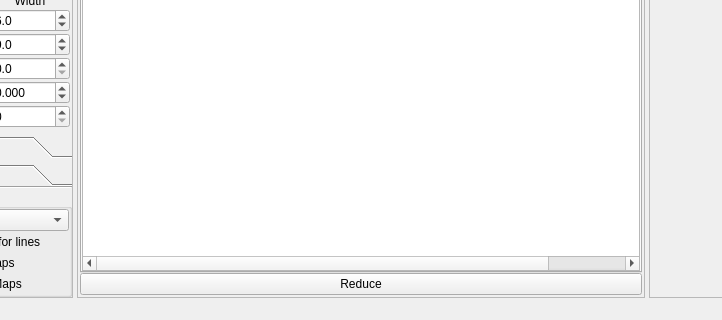
Old version of the form designer/main_window.ui in the repository aglavic/quicknxs; both pictures show x 185 to 907 and y 541 to 861 of the 990 by 861 pixel window.
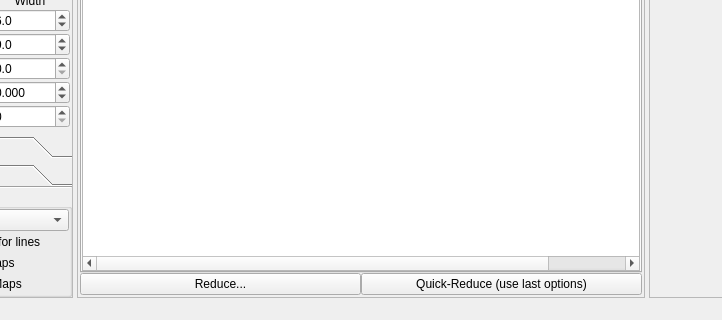
New version of the form. Icons and pictures are not drawn. Custom widgets are drawn as their Qt base class.

Commit message: -Quick reduction -Fixed event mode treatment for splitting -Push to MantidPlot -Update test for new event mode dataset

Diff of the .ui file:
```diff
--- a/designer/main_window.ui
+++ b/designer/main_window.ui
@@ -1776,7 +1776,14 @@
                   <item>
                    <widget class="QPushButton" name="reduceButton">
                     <property name="text">
-                     <string>Reduce</string>
+                     <string>Reduce...</string>
+                    </property>
+                   </widget>
+                  </item>
+                  <item>
+                   <widget class="QPushButton" name="reduceLastButton">
+                    <property name="text">
+                     <string>Quick-Reduce (use last options)</string>
                     </property>
                    </widget>
                   </item>
```
Left out of the diff: 139 changed lines with no effect on the pictures. The commit also changes 11 other files.
